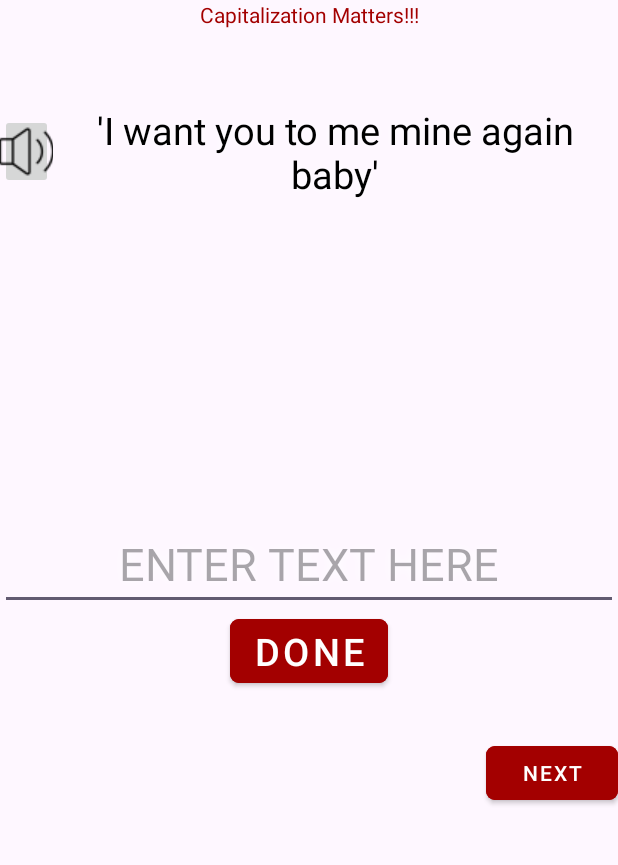
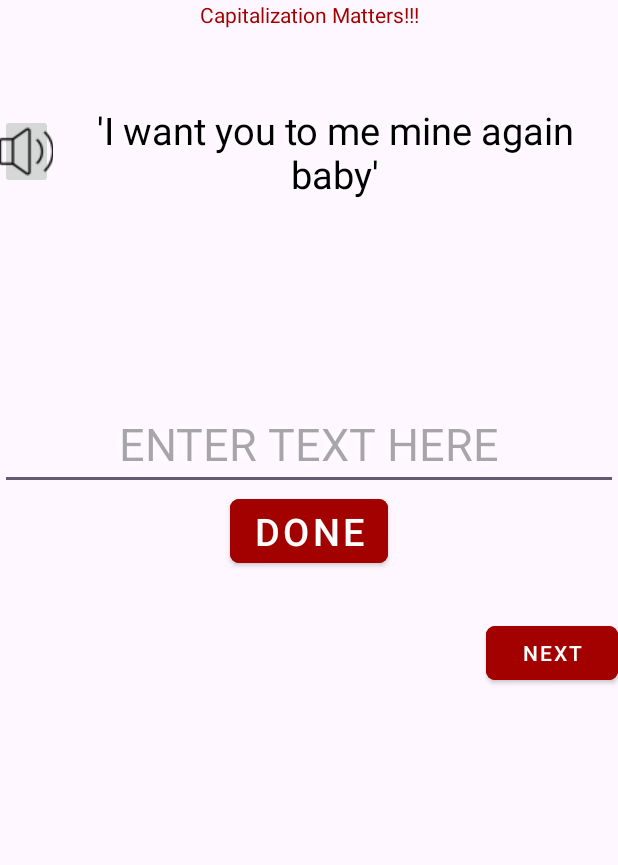
Before and after one commit to gimmeyahring/Finish_The_Drake_Lyric_Quiz, an Android app: the QuizActivity screen opened directly, with no data from a screen before it, after a tap on "yeet", on a phone screen of 412 x 824 dp, the part 226-1091 px from its top. Run offline under Robolectric (Android 15) with nearby library versions, the phone set to English and light mode, and no system bars.

Commit message:
finished research but for got to commit

```diff
--- a/app/src/main/java/org/baltimorecityschools/finishthedrakelyricquiz/QuizActivity.java
+++ b/app/src/main/java/org/baltimorecityschools/finishthedrakelyricquiz/QuizActivity.java
@@ -39,17 +39,15 @@ public class QuizActivity extends AppCompatActivity {
     Button doneBTN;
     Button nextBTN;
     ImageButton hintBTN;
-    public int[] hintAudio = {R.raw.fettywapagain, R.raw.drakewhatdidimiss, R.raw.lilwaynmrsofficer,
-            R.raw.lildurkallmylife, R.raw.yunomilesputthemoneyinthebag, R.raw.drakeonedance,
-            R.raw.pbmmanofsteel, R.raw.kanywestiwonder, R.raw.savagealot, R.raw.laufeyfromthestart };
     MediaPlayer mediaPlayer1;
 
     int score;
     int currentIndex;
     Question currentQuestion;
+    int currentSongIndex;
     String currentAnswer = "";
     String userAnswer = "";
-    int currentSongNumber = 0;
+
 
 
     @Override
@@ -62,14 +60,17 @@ public class QuizActivity extends AppCompatActivity {
         doneBTN = (Button) findViewById(R.id.doneBTN);
         nextBTN = (Button) findViewById(R.id.nextBTN);
         hintBTN = (ImageButton) findViewById(R.id.hintButton);
+        int[] hintAudio = {R.raw.fettywapagain, R.raw.drakewhatdidimiss, R.raw.lilwaynmrsofficer,
+                R.raw.lildurkallmylife, R.raw.yunomilesputthemoneyinthebag, R.raw.drakeonedance,
+                R.raw.pbmmanofsteel, R.raw.kanywestiwonder, R.raw.savagealot, R.raw.laufeyfromthestart };
         score = 0;
         currentIndex = 0;
         q0 = new Question("I want you to be mine again baby", "I know my lifestyle is " +
                 "driving you crazy", 0);
         q1 = new Question("Asking me how did it feel", "Cant say it didnt surprise me", 1);
-        q2 = new Question("And we can hear the angels callin us", "And we can see the " +
+        q2 = new Question("And we can hear the angels calling us", "And we can see the " +
                 "sunrise before us", 2);
-        q3 = new Question("Always been a lil mathematician", "Lately this cash Im gettin", 3);
+        q3 = new Question("Always been a lil mathematician", "Lately this cash Im getting", 3);
         q4 = new Question("Put the money in the bag", "Oops I just got a bag", 4);
         q5 = new Question("OT OT theres never much love when we go OT", "I pray we make it " +
                 "back in one piece", 5);
@@ -81,13 +82,18 @@ public class QuizActivity extends AppCompatActivity {
         questions = new Question[]{q0, q1, q2, q3, q4, q5, q6, q7, q8, q9};
         currentQuestion = questions[currentIndex];
 
+
+
+
+
+
+
         hintBTN.setOnClickListener(new View.OnClickListener() {
             @Override
             public void onClick(View v) {
-                currentSongNumber = currentQuestion.getSongNumber();
-                mediaPlayer1 = MediaPlayer.create(QuizActivity.this, hintAudio[currentSongNumber]);
+                currentSongIndex = currentQuestion.getSongNumber();
+                mediaPlayer1 = MediaPlayer.create(QuizActivity.this, hintAudio[currentSongIndex]);
                 mediaPlayer1.start();
-
 
 
             }
@@ -96,7 +102,7 @@ public class QuizActivity extends AppCompatActivity {
         doneBTN.setOnClickListener(new View.OnClickListener() {
             @Override
             public void onClick(View v) {
-                mediaPlayer1.stop();
+
 
                 userAnswer = enterText.getText().toString();
                 currentAnswer = currentQuestion.getCorrectAnswer();
@@ -125,13 +131,18 @@ public class QuizActivity extends AppCompatActivity {
         nextBTN.setOnClickListener(new View.OnClickListener() {
             @Override
             public void onClick(View v) {
+
                 if(currentIndex == 9) {
+
                     Intent leaveIntent = new Intent(QuizActivity.this, ScoreActivity.class);
                     leaveIntent.putExtra("score", score);
                     startActivity(leaveIntent);
                 }
                 else
                 {
+
+
+
                     enterText.setText("");
                     answerMessage.setText("");
                     currentIndex++;
--- a/app/src/main/java/org/baltimorecityschools/finishthedrakelyricquiz/StartActivity.java
+++ b/app/src/main/java/org/baltimorecityschools/finishthedrakelyricquiz/StartActivity.java
@@ -17,11 +17,13 @@ public class StartActivity extends AppCompatActivity {
     public int number = 0;
 
 
+
     @Override
     protected void onCreate(Bundle savedInstanceState) {
         super.onCreate(savedInstanceState);
         setContentView(R.layout.activity_start);
         startBTN = findViewById(R.id.startButton);
+
 
         startBTN.setOnClickListener(new View.OnClickListener() {
             @Override
--- a/app/src/main/res/layout/activity_quiz.xml
+++ b/app/src/main/res/layout/activity_quiz.xml
@@ -108,7 +108,7 @@
 
     <View
         android:layout_width="match_parent"
-        android:layout_height="125sp"
+        android:layout_height="45sp"
 
         />
 
```
